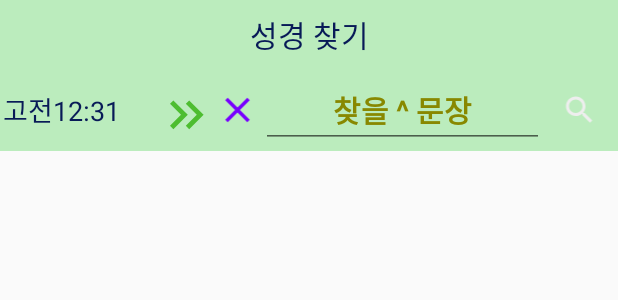
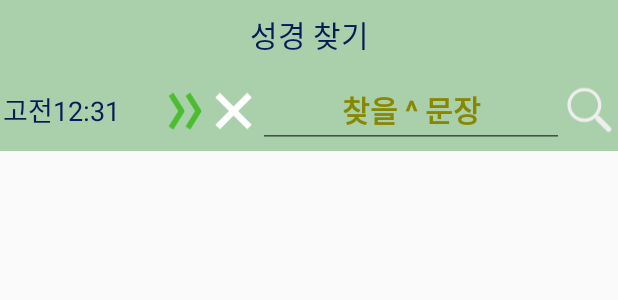
Before and after one commit to riopapa/dicBible, an Android app: the layout activity_search.xml on its own in the app's theme, with its tools: preview values and no code run, on a phone screen of 412 x 824 dp. Shown: the top 300 px of the screen. Run offline under Robolectric (Android 15) with nearby library versions, the phone set to English and light mode, and no system bars; network calls fail.

Commit message:
Refine some icons for search

```diff
--- a/app/src/main/java/com/riopapa/dicbible/DictKey.java
+++ b/app/src/main/java/com/riopapa/dicbible/DictKey.java
@@ -185,7 +185,7 @@ public class DictKey {
     }
 
     void addHeader() {
-        String text = "\n[이 단어가 등장는 구절들]\n";
+        String text = "\n[이 단어가 나오는 구절들]\n";
         TextView tVLine = new TextView(mContext);
         tVLine.setTextSize((float) textSizeScript*4/5);
         tVLine.setTextColor(textColorFore);
--- a/app/src/main/res/drawable/clear_text.xml
+++ b/app/src/main/res/drawable/clear_text.xml
@@ -1,5 +1,8 @@
-<vector android:height="28dp" android:tint="#7700FE"
+<vector android:height="48dp"
     android:viewportHeight="24" android:viewportWidth="24"
-    android:width="28dp" xmlns:android="http://schemas.android.com/apk/res/android">
-    <path android:fillColor="@android:color/white" android:pathData="M19,6.41L17.59,5 12,10.59 6.41,5 5,6.41 10.59,12 5,17.59 6.41,19 12,13.41 17.59,19 19,17.59 13.41,12z"/>
+    android:width="48dp" xmlns:android="http://schemas.android.com/apk/res/android">
+    <path android:fillType="nonZero"
+          android:pathData="M5,5l15,15M20,5l-15,15"
+          android:strokeColor="#FFFFFF"       android:strokeWidth="3"/>
+
 </vector>
--- a/app/src/main/res/drawable/ic_search.xml
+++ b/app/src/main/res/drawable/ic_search.xml
@@ -1,5 +1,11 @@
-<vector android:height="56dp" android:tint="#4DBD30"
-    android:viewportHeight="24" android:viewportWidth="24"
-    android:width="56dp" xmlns:android="http://schemas.android.com/apk/res/android">
-    <path android:fillColor="@android:color/white" android:pathData="M15.5,14h-0.79l-0.28,-0.27C15.41,12.59 16,11.11 16,9.5 16,5.91 13.09,3 9.5,3S3,5.91 3,9.5 5.91,16 9.5,16c1.61,0 3.09,-0.59 4.23,-1.57l0.27,0.28v0.79l5,4.99L20.49,19l-4.99,-5zM9.5,14C7.01,14 5,11.99 5,9.5S7.01,5 9.5,5 14,7.01 14,9.5 11.99,14 9.5,14z"/>
+<vector android:height="48dp"
+        android:viewportHeight="24" android:viewportWidth="24"
+        android:width="48dp" xmlns:android="http://schemas.android.com/apk/res/android">
+    <path android:fillColor="#FFFFFF" android:pathData="M9.6,1.6c-4.416,0 -8,3.584 -8,8s3.584,8 8,8 8,-3.584 8,-8s-3.584,-8 -8,-8zM9.6,16c-3.528,0 -6.4,-2.872 -6.4,-6.4s2.872,-6.4 6.4,-6.4 6.4,2.872 6.4,6.4 -2.872,6.4 -6.4,6.4"/>
+    <path android:fillType="nonZero"
+          android:pathData="M16,16l5,5"
+          android:strokeColor="#FFFFFF"
+          android:strokeLineCap="round"
+          android:strokeWidth="2.5"/>
+
 </vector>
--- a/app/src/main/res/drawable/ic_search_next.xml
+++ b/app/src/main/res/drawable/ic_search_next.xml
@@ -1,6 +1,10 @@
-<vector android:height="40dp" android:tint="#4DBD30"
+<vector android:height="48dp" android:tint="#4DBD30"
     android:viewportHeight="20" android:viewportWidth="20"
-    android:width="40dp" xmlns:android="http://schemas.android.com/apk/res/android">
-    <path android:fillColor="@android:color/white" android:pathData="M6.41,6l-1.41,1.41l4.58,4.59l-4.58,4.59l1.41,1.41l6,-6z"/>
-    <path android:fillColor="@android:color/white" android:pathData="M13,6l-1.41,1.41l4.58,4.59l-4.58,4.59l1.41,1.41l6,-6z"/>
+    android:width="48dp" xmlns:android="http://schemas.android.com/apk/res/android">
+    <path android:fillColor="#ffffff"
+          android:pathData="M4,3l5,8m0,-1l-5,8
+                  M11.5,3l5,8m0,-1l-5,8"
+          android:strokeColor="#FFFFFF"
+          android:strokeWidth="2.5"/>
+
 </vector>
--- a/app/src/main/res/layout/activity_search.xml
+++ b/app/src/main/res/layout/activity_search.xml
@@ -46,9 +46,8 @@
             <ImageView
                 android:id="@+id/searchNext"
                 android:layout_width="0dp"
-                android:layout_weight="3"
+                android:layout_weight="2"
                 android:paddingLeft="4dp"
-                android:layout_height="32dp"
                 android:background="#00000000"
                 style="@style/exitButton"
                 android:src="@drawable/ic_search_next" />
@@ -80,12 +79,9 @@
             <ImageView
                 android:id="@+id/searchKey"
                 android:layout_width="0dp"
-                android:layout_weight="3"
-                android:padding="4dp"
-                android:layout_height="32dp"
+                android:layout_weight="2"
                 android:background="#00000000"
                 style="@style/exitButton"
-                app:layout_constraintHorizontal_weight="3"
                 android:src="@drawable/ic_search" />
 
         </LinearLayout>
--- a/build.gradle
+++ b/build.gradle
@@ -9,7 +9,7 @@ buildscript {
     }
 
     dependencies {
-        classpath 'com.android.tools.build:gradle:7.4.2'
+        classpath 'com.android.tools.build:gradle:8.0.2'
         classpath 'com.google.gms:google-services:4.3.15'
 
         // NOTE: Do not place your application dependencies here; they belong
--- a/gradle.properties
+++ b/gradle.properties
@@ -16,3 +16,5 @@ org.gradle.jvmargs=-Xmx2048m -Dfile.encoding\=UTF-8
 android.useAndroidX=true
 android.enableJetifier=true
 org.gradle.unsafe.configuration-cache=true
+android.defaults.buildfeatures.buildconfig=true
+android.nonFinalResIds=false
```
Also changed, not shown: app/src/main/java/com/riopapa/dicbible/SearchAdapter.java (+7 -4 lines), app/src/main/res/values/colors.xml (+7 -7 lines), gradle/wrapper/gradle-wrapper.properties.
